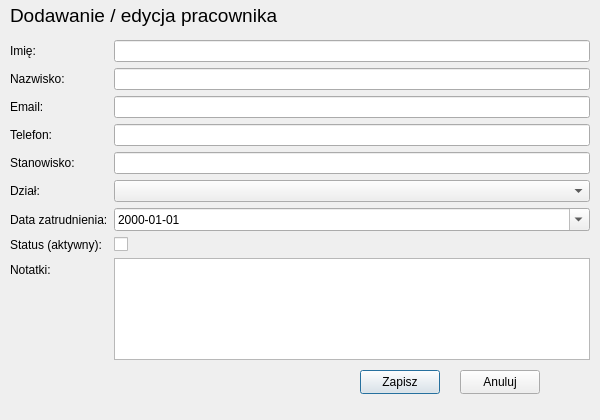
LukasZaw/company-manager-qt, file src/ui/employeedialog.ui: the form before one commit.
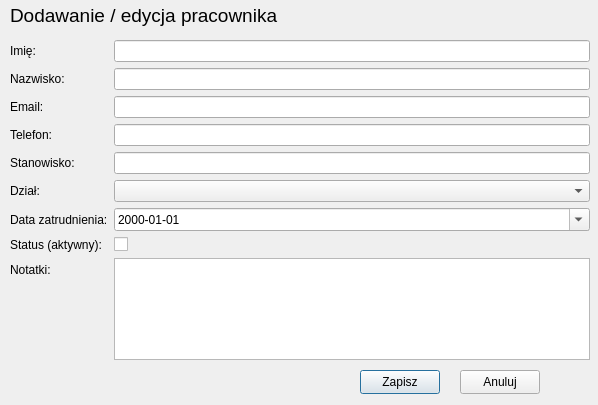
The form after the commit.

Commit message: refactor: change main window UI and rename slots

Diff of the .ui file:
```diff
--- a/src/ui/employeedialog.ui
+++ b/src/ui/employeedialog.ui
@@ -6,8 +6,8 @@
    <rect>
     <x>0</x>
     <y>0</y>
-    <width>600</width>
-    <height>420</height>
+    <width>598</width>
+    <height>405</height>
    </rect>
   </property>
   <property name="windowTitle">
```
Left out of the diff: 8 changed lines with no effect on the pictures. The commit also changes 3 other files.
